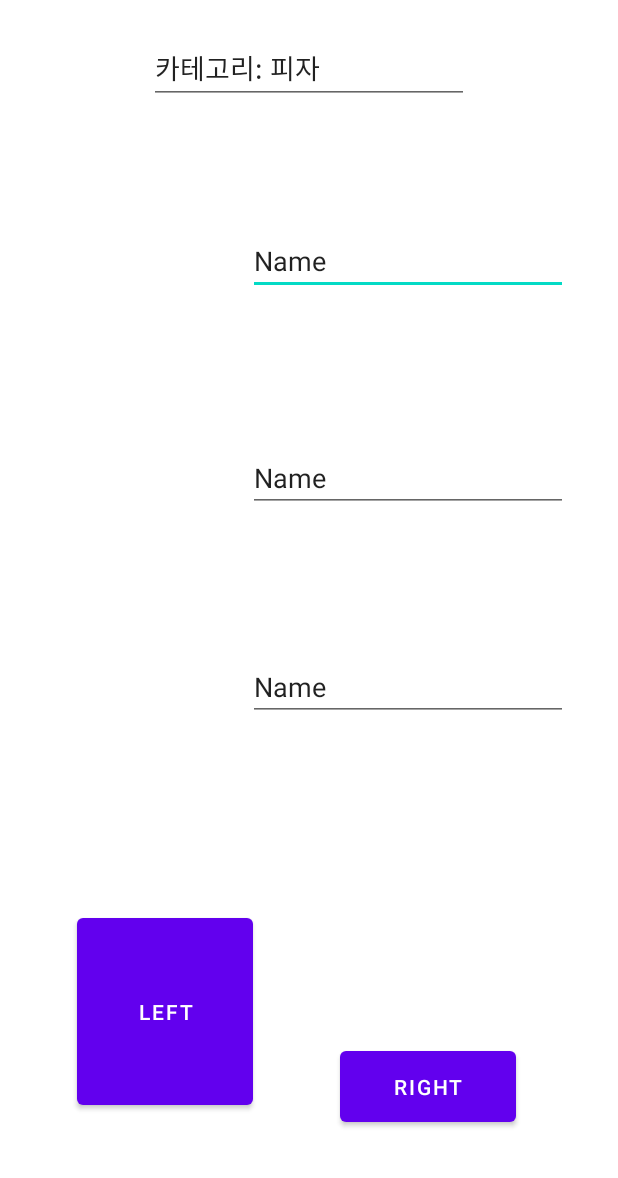
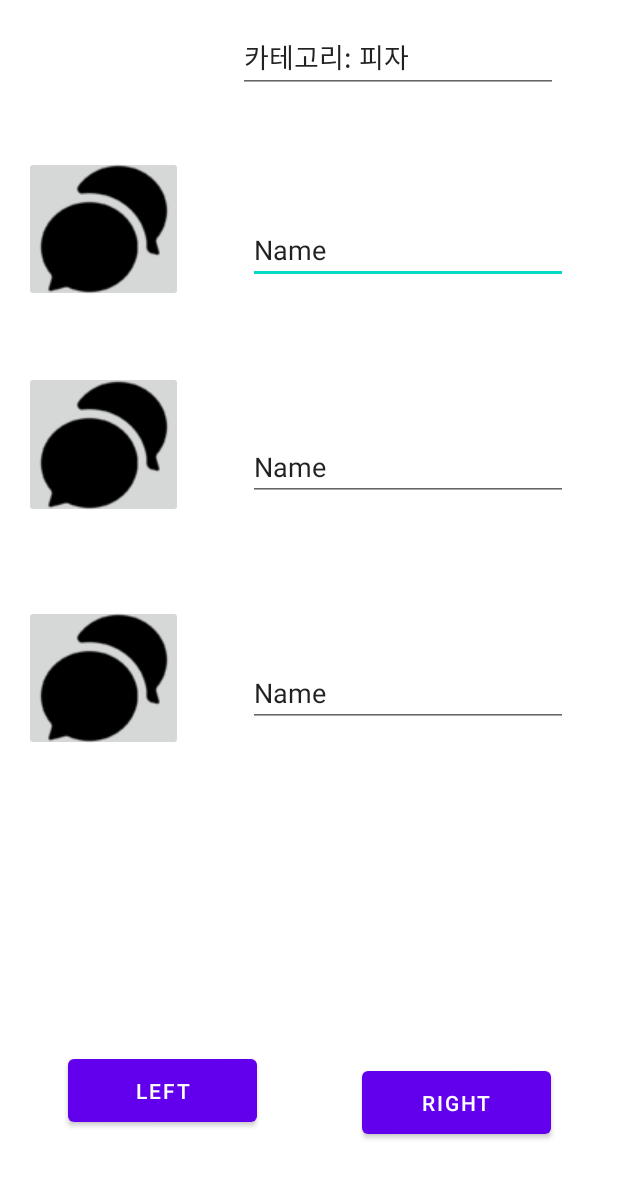
Before and after one commit to kwonjuyeong/mycapston, an Android app: the layout activity_pizza.xml on its own in the app's theme, with its tools: preview values and no code run, on a phone screen of 412 x 824 dp. Shown: the top 1178 px of the screen. Run offline under Robolectric (Android 15) with nearby library versions, the phone set to English and light mode, and no system bars.

Commit message:
login and register4

```diff
--- a/app/build.gradle
+++ b/app/build.gradle
@@ -10,6 +10,8 @@ android {
     buildFeatures { // 뷰 바인딩 활성화
         viewBinding true
     }
+
+
     defaultConfig {
         applicationId "com.example.myapplication"
         minSdkVersion 16
--- a/app/src/main/AndroidManifest.xml
+++ b/app/src/main/AndroidManifest.xml
@@ -12,6 +12,9 @@
         android:roundIcon="@mipmap/ic_launcher_round"
         android:supportsRtl="true"
         android:theme="@style/Theme.MyApplication">
+        <activity
+            android:name=".Test"
+            android:exported="true" />
         <activity
             android:name=".MyPage"
             android:exported="true" />
--- /dev/null
+++ b/app/src/main/java/com/example/myapplication/Profiles.kt
@@ -0,0 +1,3 @@
+package com.example.myapplication
+
+class Profiles(val gender: Int, val names: String, val age: Int, val job: String)
--- a/app/src/main/res/layout/activity_pizza.xml
+++ b/app/src/main/res/layout/activity_pizza.xml
@@ -18,6 +18,7 @@
         android:text="Name"
         app:layout_constraintBottom_toTopOf="@+id/editTextTextPersonName7"
         app:layout_constraintEnd_toEndOf="parent"
+        app:layout_constraintStart_toEndOf="@+id/imageButton2"
         app:layout_constraintTop_toBottomOf="@+id/editTextTextPersonName9" />
 
     <EditText
@@ -26,67 +27,121 @@
         android:layout_height="wrap_content"
         android:layout_marginEnd="33dp"
         android:layout_marginRight="33dp"
-        android:layout_marginBottom="94dp"
+        android:layout_marginBottom="95dp"
         android:ems="10"
         android:inputType="textPersonName"
         android:text="Name"
         app:layout_constraintBottom_toTopOf="@+id/editTextTextPersonName8"
         app:layout_constraintEnd_toEndOf="parent"
+        app:layout_constraintStart_toEndOf="@+id/imageButton3"
         app:layout_constraintTop_toBottomOf="@+id/editTextTextPersonName6" />
 
     <EditText
         android:id="@+id/editTextTextPersonName8"
         android:layout_width="wrap_content"
         android:layout_height="wrap_content"
+        android:layout_marginTop="10dp"
         android:layout_marginEnd="33dp"
         android:layout_marginRight="33dp"
-        android:layout_marginBottom="125dp"
+        android:layout_marginBottom="223dp"
         android:ems="10"
         android:inputType="textPersonName"
         android:text="Name"
-        app:layout_constraintBottom_toTopOf="@+id/button7"
+        app:layout_constraintBottom_toTopOf="@+id/button9"
         app:layout_constraintEnd_toEndOf="parent"
+        app:layout_constraintStart_toEndOf="@+id/imageButton4"
         app:layout_constraintTop_toBottomOf="@+id/editTextTextPersonName7" />
 
     <EditText
         android:id="@+id/editTextTextPersonName9"
         android:layout_width="wrap_content"
         android:layout_height="wrap_content"
+        android:layout_marginStart="36dp"
+        android:layout_marginLeft="36dp"
         android:layout_marginTop="22dp"
+        android:layout_marginEnd="40dp"
+        android:layout_marginRight="40dp"
         android:layout_marginBottom="82dp"
         android:ems="10"
         android:inputType="textPersonName"
         android:text="카테고리: 피자"
         app:layout_constraintBottom_toTopOf="@+id/editTextTextPersonName6"
         app:layout_constraintEnd_toEndOf="parent"
-        app:layout_constraintStart_toStartOf="parent"
+        app:layout_constraintStart_toEndOf="@+id/imageButton2"
         app:layout_constraintTop_toTopOf="parent" />
 
     <Button
         android:id="@+id/button7"
-        android:layout_width="0dp"
-        android:layout_height="0dp"
-        android:layout_marginStart="51dp"
-        android:layout_marginLeft="51dp"
-        android:layout_marginEnd="58dp"
-        android:layout_marginRight="58dp"
-        android:layout_marginBottom="81dp"
+        android:layout_width="126dp"
+        android:layout_height="54dp"
+        android:layout_marginStart="68dp"
+        android:layout_marginLeft="68dp"
+        android:layout_marginEnd="70dp"
+        android:layout_marginRight="70dp"
+        android:layout_marginBottom="70dp"
         android:text="left"
         app:layout_constraintBottom_toBottomOf="parent"
         app:layout_constraintEnd_toStartOf="@+id/button9"
         app:layout_constraintStart_toStartOf="parent"
-        app:layout_constraintTop_toBottomOf="@+id/editTextTextPersonName8" />
+        app:layout_constraintTop_toBottomOf="@+id/imageButton4" />
 
     <Button
         android:id="@+id/button9"
-        android:layout_width="0dp"
-        android:layout_height="59dp"
+        android:layout_width="126dp"
+        android:layout_height="54dp"
         android:layout_marginEnd="68dp"
         android:layout_marginRight="68dp"
         android:layout_marginBottom="70dp"
         android:text="right"
         app:layout_constraintBottom_toBottomOf="parent"
         app:layout_constraintEnd_toEndOf="parent"
-        app:layout_constraintStart_toEndOf="@+id/button7" />
+        app:layout_constraintStart_toEndOf="@+id/button7"
+        app:layout_constraintTop_toBottomOf="@+id/editTextTextPersonName8" />
+
+    <ImageButton
+        android:id="@+id/imageButton2"
+        android:layout_width="0dp"
+        android:layout_height="0dp"
+        android:layout_marginStart="16dp"
+        android:layout_marginLeft="16dp"
+        android:layout_marginTop="104dp"
+        android:layout_marginEnd="43dp"
+        android:layout_marginRight="43dp"
+        android:layout_marginBottom="46dp"
+        app:layout_constraintBottom_toTopOf="@+id/imageButton3"
+        app:layout_constraintEnd_toStartOf="@+id/editTextTextPersonName6"
+        app:layout_constraintStart_toStartOf="parent"
+        app:layout_constraintTop_toTopOf="parent"
+        app:srcCompat="@drawable/chat" />
+
+    <ImageButton
+        android:id="@+id/imageButton3"
+        android:layout_width="0dp"
+        android:layout_height="0dp"
+        android:layout_marginStart="16dp"
+        android:layout_marginLeft="16dp"
+        android:layout_marginEnd="43dp"
+        android:layout_marginRight="43dp"
+        android:layout_marginBottom="58dp"
+        app:layout_constraintBottom_toTopOf="@+id/imageButton4"
+        app:layout_constraintEnd_toStartOf="@+id/editTextTextPersonName7"
+        app:layout_constraintStart_toStartOf="parent"
+        app:layout_constraintTop_toBottomOf="@+id/imageButton2"
+        app:srcCompat="@drawable/chat" />
+
+    <ImageButton
+        android:id="@+id/imageButton4"
+        android:layout_width="0dp"
+        android:layout_height="0dp"
+        android:layout_marginStart="16dp"
+        android:layout_marginLeft="16dp"
+        android:layout_marginEnd="43dp"
+        android:layout_marginRight="43dp"
+        android:layout_marginBottom="199dp"
+        app:layout_constraintBottom_toTopOf="@+id/button7"
+        app:layout_constraintEnd_toStartOf="@+id/editTextTextPersonName8"
+        app:layout_constraintStart_toStartOf="parent"
+        app:layout_constraintTop_toBottomOf="@+id/imageButton3"
+        app:srcCompat="@drawable/chat" />
 
 </androidx.constraintlayout.widget.ConstraintLayout>
--- /dev/null
+++ b/app/src/main/res/layout/list_item_main.xml
@@ -0,0 +1,6 @@
+<?xml version="1.0" encoding="utf-8"?>
+<androidx.constraintlayout.widget.ConstraintLayout xmlns:android="http://schemas.android.com/apk/res/android"
+    android:layout_width="match_parent"
+    android:layout_height="match_parent">
+
+</androidx.constraintlayout.widget.ConstraintLayout>
```
Also changed, not shown: app/src/main/java/com/example/myapplication/ProfileAdapter.kt (added, +38 -0 lines), app/src/main/res/layout/activity_mypage.xml (+72 -31 lines), app/src/main/res/layout/activity_test.xml (added, +9 -0 lines), app/src/main/res/layout/list_item.xml (added, +78 -0 lines).
